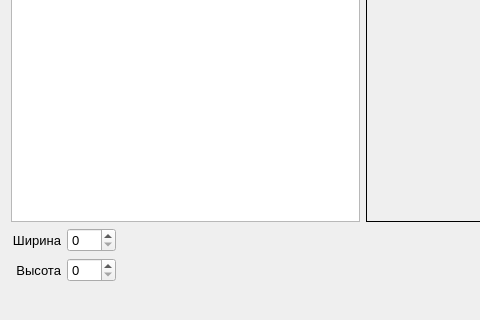
Old version of the form RC/src/editor/dialogs/toppropertydialog.ui in the repository graf-abolmasov/PGraph; both pictures show x 0 to 480 and y 126 to 446 of the 725 by 446 pixel window.
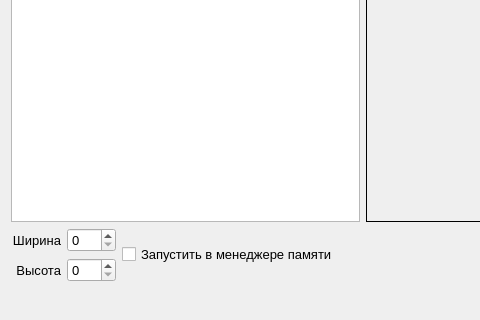
New version of the form. Icons and pictures are not drawn.

Commit message: + Beautifier + Synchronization + Memman execution (10%) bug fix

Diff of the .ui file:
```diff
--- a/RC/src/editor/dialogs/toppropertydialog.ui
+++ b/RC/src/editor/dialogs/toppropertydialog.ui
@@ -150,6 +150,13 @@
        </item>
       </layout>
      </item>
+     <item>
+      <widget class="QCheckBox" name="runInMemmanCbx">
+       <property name="text">
+        <string>Запустить в менеджере памяти</string>
+       </property>
+      </widget>
+     </item>
      <item>
       <spacer name="horizontalSpacer">
        <property name="orientation">
```
The commit also changes 53 other files.
